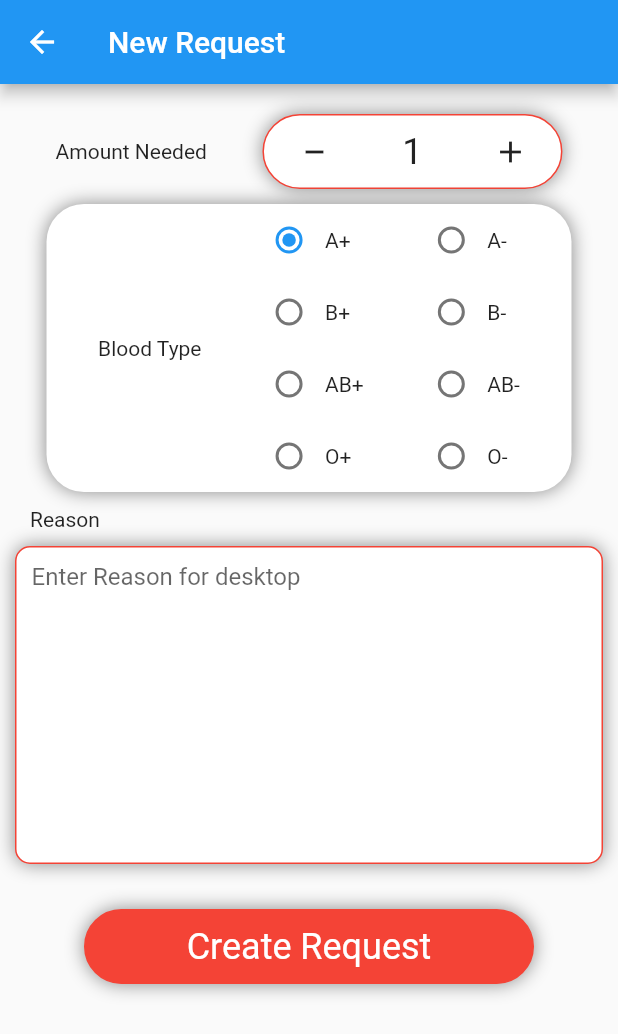
After one commit to MiheretuTesh/Flutter-Temp, a Flutter app: the CreateRequestScaffold screen opened directly, on a phone screen of 412 x 824 dp. The commit adds this screen. Shown: the top 1034 px of the screen. Run offline on Flutter 3.47's test engine with Material 2 defaults, Android fonts, the phone set to English and light mode, and no system bars; our stand-ins replace image_picker, qr_flutter.

Commit message:
added the create request page and added some elevation based grouping

```diff
--- /dev/null
+++ b/client/lib/src/screens/create_request.dart
@@ -0,0 +1,318 @@
+import 'package:flutter/material.dart';
+
+class CreateRequestScaffold extends StatelessWidget {
+  const CreateRequestScaffold({Key? key}) : super(key: key);
+
+  @override
+  Widget build(BuildContext context) {
+    return Scaffold(
+      appBar: AppBar(
+        title: Text("New Request"),
+      ),
+      body: CreateRequest(),
+    );
+  }
+}
+
+class CreateRequest extends StatefulWidget {
+  @override
+  _CreateRequestState createState() => _CreateRequestState();
+}
+
+class _CreateRequestState extends State<CreateRequest> {
+  @override
+  Widget build(BuildContext context) {
+    return Container(
+      margin: EdgeInsets.only(top: 20),
+      child: Column(
+        children: [
+          AmountNeeded(),
+          BloodTypeRadio(),
+          ReasonWidget(),
+          CreateRequestButton(),
+        ],
+      ),
+    );
+  }
+}
+
+class CreateRequestButton extends StatelessWidget {
+  @override
+  Widget build(BuildContext context) {
+    return Center(
+      child: InkWell(
+        onTap: () {
+          print("clicked");
+        },
+        child: Container(
+          margin: EdgeInsets.only(top: 20),
+          width: 300,
+          height: 50,
+          decoration: BoxDecoration(
+              color: Colors.red,
+              border: Border.all(color: Colors.red),
+              borderRadius: BorderRadius.circular(25),
+
+              boxShadow: [
+                BoxShadow(
+                    color: Colors.black45, blurRadius: 10, offset: Offset(0, 0))
+              ]),
+          child: Center(
+              child: Text(
+            "Create Request",
+            style: TextStyle(fontSize: 24, color: Colors.white),
+          )),
+        ),
+      ),
+    );
+  }
+}
+
+class ReasonWidget extends StatefulWidget {
+  const ReasonWidget({Key? key}) : super(key: key);
+
+  @override
+  _ReasonWidgetState createState() => _ReasonWidgetState();
+}
+
+class _ReasonWidgetState extends State<ReasonWidget> {
+  @override
+  Widget build(BuildContext context) {
+    return Column(
+      children: [
+        Row(
+          mainAxisAlignment: MainAxisAlignment.start,
+          children: [
+            SizedBox(
+              width: 20,
+            ),
+            Text("Reason"),
+          ],
+        ),
+        Container(
+          margin: EdgeInsets.all(10),
+          decoration: BoxDecoration(
+              border: Border.all(color: Colors.red),
+              borderRadius: BorderRadius.circular(10),
+              color: Colors.white,
+              boxShadow: [
+                BoxShadow(
+                    color: Colors.black45, blurRadius: 10, offset: Offset(0, 0))
+              ]),
+          child: TextField(
+              maxLines: 10,
+              decoration: InputDecoration(
+                  border: InputBorder.none,
+                  hintText: "Enter Reason for desktop",
+                  contentPadding: EdgeInsets.all(10))),
+        )
+      ],
+    );
+  }
+}
+
+class AmountNeeded extends StatefulWidget {
+  const AmountNeeded({Key? key}) : super(key: key);
+
+  @override
+  _AmountNeededState createState() => _AmountNeededState();
+}
+
+class _AmountNeededState extends State<AmountNeeded> {
+  int amount = 1;
+  @override
+  Widget build(BuildContext context) {
+    return Row(
+      mainAxisAlignment: MainAxisAlignment.spaceEvenly,
+      children: [
+        Text("Amount Needed"),
+        Container(
+          decoration: BoxDecoration(
+              borderRadius: BorderRadius.circular(25),
+              border: Border.all(color: Colors.red),
+              color: Colors.white,
+              boxShadow: [
+                BoxShadow(
+                    color: Colors.black45, blurRadius: 10, offset: Offset(0, 0))
+              ]),
+          width: 200,
+          child: Row(
+            mainAxisAlignment: MainAxisAlignment.spaceEvenly,
+            mainAxisSize: MainAxisSize.max,
+            children: [
+              IconButton(
+                  padding: EdgeInsets.only(bottom: 15, right: 25),
+                  onPressed: () {
+                    this.amount -= 1;
+                    setState(() {});
+                  },
+                  icon: Icon(Icons.minimize)),
+              Text(
+                this.amount.toString(),
+                style: TextStyle(fontSize: 24),
+              ),
+              IconButton(
+                  padding: EdgeInsets.only(left: 25),
+                  onPressed: () {
+                    this.amount += 1;
+                    setState(() {});
+                  },
+                  icon: Icon(Icons.add)),
+            ],
+          ),
+        )
+      ],
+    );
+  }
+}
+
+class BloodTypeRadio extends StatefulWidget {
+  const BloodTypeRadio({Key? key}) : super(key: key);
+
+  @override
+  _BloodTypeRadioState createState() => _BloodTypeRadioState();
+}
+
+class _BloodTypeRadioState extends State<BloodTypeRadio> {
+  String bloodType = "A+";
+  @override
+  Widget build(BuildContext context) {
+    return Center(
+      child: Container(
+        margin: EdgeInsets.only(top: 10, bottom: 10),
+        width: 350,
+        // height: 50,
+        decoration: BoxDecoration(
+            borderRadius: BorderRadius.circular(25),
+            // border: Border.all(color: Colors.red),
+            color: Colors.white,
+            boxShadow: [
+              BoxShadow(
+                  color: Colors.black45, blurRadius: 10, offset: Offset(0, 0))
+            ]),
+        child: Row(
+          mainAxisAlignment: MainAxisAlignment.spaceEvenly,
+          children: [
+            // SizedBox(width: 20,),
+            Text("Blood Type"),
+
+            Column(
+              crossAxisAlignment: CrossAxisAlignment.start,
+              children: [
+                Row(
+                  children: [
+                    Radio(
+                      groupValue: this.bloodType,
+                      onChanged: (String? value) {
+                        this.bloodType = "A+";
+                        setState(() {});
+                      },
+                      value: "A+",
+                    ),
+                    Text("A+")
+                  ],
+                ),
+                Row(
+                  children: [
+                    Radio(
+                      groupValue: this.bloodType,
+                      onChanged: (String? value) {
+                        this.bloodType = "B+";
+                        setState(() {});
+                      },
+                      value: "B+",
+                    ),
+                    Text("B+")
+                  ],
+                ),
+                Row(
+                  children: [
+                    Radio(
+                      groupValue: this.bloodType,
+                      onChanged: (String? value) {
+                        this.bloodType = "AB+";
+                        setState(() {});
+                      },
+                      value: "AB+",
+                    ),
+                    Text("AB+")
+                  ],
+                ),
+                Row(
+                  children: [
+                    Radio(
+                      groupValue: this.bloodType,
+                      onChanged: (String? value) {
+                        this.bloodType = "O+";
+                        setState(() {});
+                      },
+                      value: "O+",
+                    ),
+                    Text("O+")
+                  ],
+                ),
+              ],
+            ),
+            Column(
+              crossAxisAlignment: CrossAxisAlignment.start,
+              children: [
+                Row(
+                  children: [
+                    Radio(
+                      groupValue: this.bloodType,
+                      onChanged: (String? value) {
+                        this.bloodType = "A-";
+                        setState(() {});
+                      },
+                      value: "A-",
+                    ),
+                    Text("A-")
+                  ],
+                ),
+                Row(
+                  children: [
+                    Radio(
+                      groupValue: this.bloodType,
+                      onChanged: (String? value) {
+                        this.bloodType = "B-";
+                        setState(() {});
+                      },
+                      value: "B-",
+                    ),
+                    Text("B-")
+                  ],
+                ),
+                Row(
+                  children: [
+                    Radio(
+                      groupValue: this.bloodType,
+                      onChanged: (String? value) {
+                        this.bloodType = "AB-";
+                        setState(() {});
+                      },
+                      value: "AB-",
+                    ),
+                    Text("AB-")
+                  ],
+                ),
+                Row(
+                  children: [
+                    Radio(
+                      groupValue: this.bloodType,
+                      onChanged: (String? value) {
+                        this.bloodType = "O-";
+                        setState(() {});
+                      },
+                      value: "O-",
+                    ),
+                    Text("O-")
+                  ],
+                ),
+              ],
+            ),
+          ],
+        ),
+      ),
+    );
+  }
+}
--- a/client/lib/src/screens/registration_screen.dart
+++ b/client/lib/src/screens/registration_screen.dart
@@ -144,7 +144,7 @@ class RegisterButton extends StatelessWidget {
     return Center(
       child: InkWell(
         onTap: (){
-          print("clickedd");
+          print("clicked");
         },
         child: Container(
           width: 300,
@@ -153,6 +153,7 @@ class RegisterButton extends StatelessWidget {
               color: Colors.red,
               border: Border.all(color: Colors.red),
               borderRadius: BorderRadius.circular(25)),
+
           child: Center(
               child: Text(
             "Register",
@@ -182,7 +183,12 @@ class _BloodTypeRadioState extends State<BloodTypeRadio> {
         // height: 50,
         decoration: BoxDecoration(
             borderRadius: BorderRadius.circular(25),
-            border: Border.all(color: Colors.red)),
+            // border: Border.all(color: Colors.red),
+            color: Colors.white,
+              boxShadow: [
+                BoxShadow(
+                    color: Colors.black45, blurRadius: 10, offset: Offset(0, 0))
+              ]),
         child: Row(
           mainAxisAlignment: MainAxisAlignment.spaceEvenly,
           children: [
@@ -327,7 +333,12 @@ class _GenderRadioState extends State<GenderRadio> {
         height: 50,
         decoration: BoxDecoration(
             borderRadius: BorderRadius.circular(25),
-            border: Border.all(color: Colors.red)),
+            // border: Border.all(color: Colors.red),
+            color: Colors.white,
+              boxShadow: [
+                BoxShadow(
+                    color: Colors.black45, blurRadius: 10, offset: Offset(0, 0))
+              ]),
         child: Row(
           mainAxisAlignment: MainAxisAlignment.spaceEvenly,
           children: [
```
